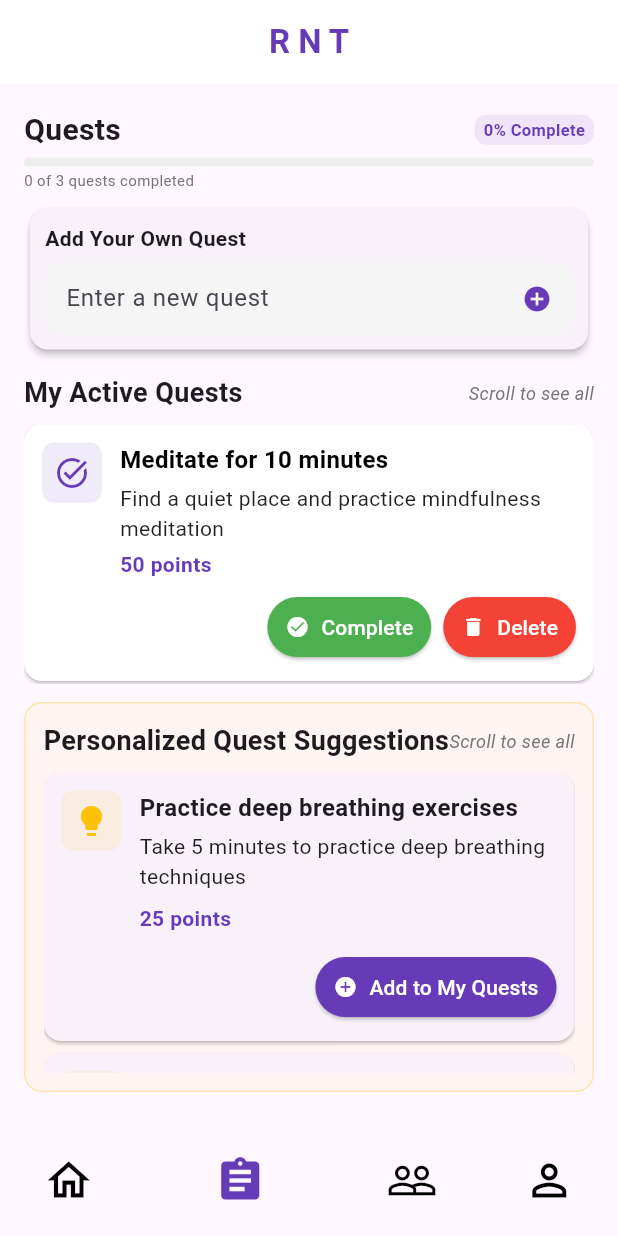
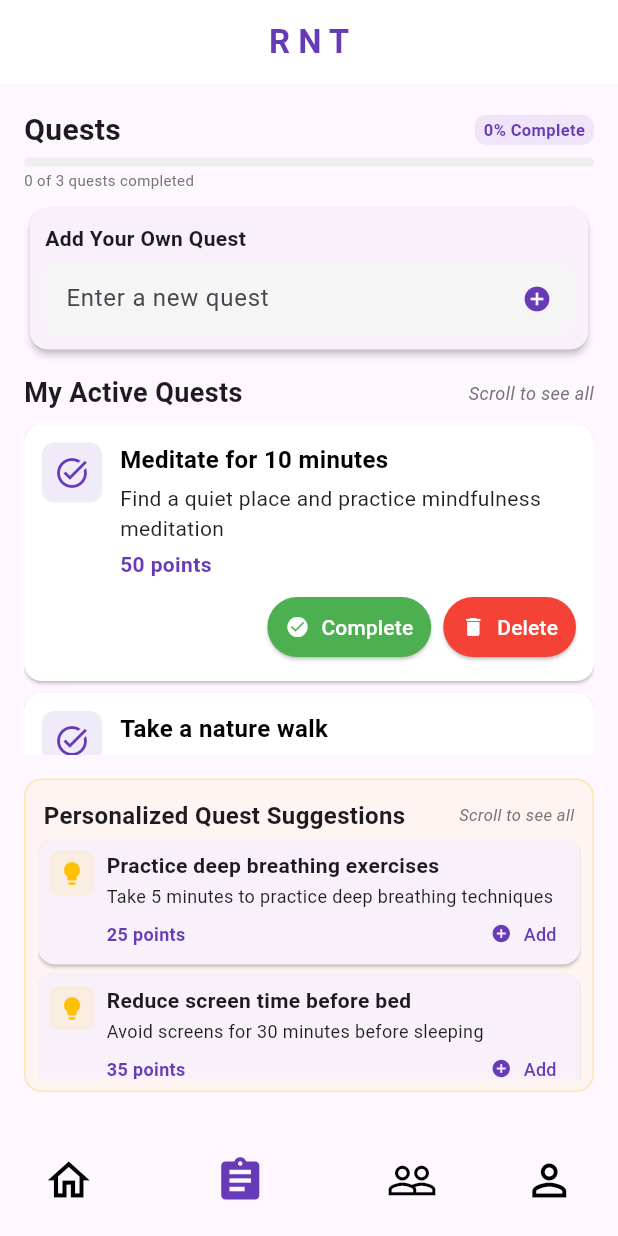
Before and after one commit to ByteCommitter/SustaBit, a Flutter app: the screen it shows after launch, item 2 of the bottom bar chosen, on a phone screen of 412 x 824 dp. Run offline on Flutter 3.47's test engine with Material 3 defaults, Android fonts, the phone set to English and light mode, and no system bars; our stand-ins replace cloud_firestore, firebase_auth, firebase_core, font_awesome_flutter, get, google_sign_in; accounts and stored records are empty.

Commit message:
Quests Page v2

```diff
--- a/lib/pages/Quests/quest_page.dart
+++ b/lib/pages/Quests/quest_page.dart
@@ -189,26 +189,23 @@ class _QuestPageState extends State<QuestPage> {
               },
               child: const Text('Just Complete'),
             ),
-            TextButton(
+            ElevatedButton(  // Changed from TextButton to ElevatedButton for emphasis
               onPressed: () {
-                // Just mark as complete without sharing
+                // Mark as complete and share
                 setState(() {
                   _activeQuests[questIndex] = _activeQuests[questIndex].copyWith(isCompleted: true);
                 });
                 Navigator.pop(context); // Close dialog
 
-                Get.snackbar(
-                  'Quest Completed',
-                  'Posted on Community! You\'ve earned 30 points!',
-                  snackPosition: SnackPosition.BOTTOM,
-                  backgroundColor: Colors.blue[100],
-                  colorText: Colors.blue[800],
-                  margin: const EdgeInsets.all(16),
-                  borderRadius: 8,
-                  duration: const Duration(seconds: 3),
-                );
+                // Navigate to community page to share accomplishment
+                Get.to(() => CommunityPage(
+                  prefilledPost: "I just completed the quest: ${completedQuest.title}! Share your thoughts and verify my achievement. 🎉",
+                ));
               },
-              child: const Text('Just Complete'),
+              style: ElevatedButton.styleFrom(
+                backgroundColor: Colors.deepPurple,
+              ),
+              child: const Text('Share & Complete'),  // Fixed button text
             ),
           ],
         ),
@@ -359,7 +356,7 @@ class _QuestPageState extends State<QuestPage> {
 
             // List of active quests
             Expanded(
-              flex: 3, // Give more space to active quests
+              flex: 4, // Increased flex to give more space to active quests
               child: _activeQuests.isEmpty
                   ? Center(
                       child: Container(
@@ -401,9 +398,9 @@ class _QuestPageState extends State<QuestPage> {
                     ),
             ),
 
-            const SizedBox(height: 12), // Reduced spacing
+            const SizedBox(height: 16), // Increased spacing to move suggestions box lower
 
-            // Personalized suggestions section - now in a box
+            // Personalized suggestions section - now in a box with reduced height
             Container(
               decoration: BoxDecoration(
                 color: Colors.amber.withOpacity(0.05),
@@ -413,18 +410,21 @@ class _QuestPageState extends State<QuestPage> {
                 ),
                 borderRadius: BorderRadius.circular(12),
               ),
-              padding: const EdgeInsets.all(12),
+              padding: const EdgeInsets.all(8), // Reduced padding to prevent overflow
               child: Column(
+                mainAxisSize: MainAxisSize.min, // Allow column to shrink
                 crossAxisAlignment: CrossAxisAlignment.start,
                 children: [
                   // Header with scroll indicator
-                  Row(
+                  Padding(
+                    padding: const EdgeInsets.only(left: 4, right: 4, top: 4),
+                    child: Row(
                       mainAxisAlignment: MainAxisAlignment.spaceBetween,
                       children: [
                         const Text(
                           'Personalized Quest Suggestions',
                           style: TextStyle(
-                          fontSize: 18,
+                            fontSize: 16, // Reduced font size
                             fontWeight: FontWeight.bold,
                           ),
                         ),
@@ -432,18 +432,19 @@ class _QuestPageState extends State<QuestPage> {
                         Text(
                           'Scroll to see all',
                           style: TextStyle(
-                          fontSize: 12,
+                            fontSize: 11, // Reduced font size
                             color: Colors.grey[600],
                             fontStyle: FontStyle.italic,
                           ),
                         ),
                       ],
                     ),
-                  const SizedBox(height: 8), // Reduced spacing
+                  ),
+                  const SizedBox(height: 4), // Reduced spacing
 
                   // List of personalized suggestions
                   SizedBox(
-                    height: 200, // Fixed height for suggestions section
+                    height: 160, // Reduced fixed height to prevent overflow
                     child: _personalizedQuests.isEmpty
                         ? Center(
                             child: Container(
@@ -473,10 +474,10 @@ class _QuestPageState extends State<QuestPage> {
                           )
                         : ListView.builder(
                             itemCount: _personalizedQuests.length,
-                            padding: const EdgeInsets.only(bottom: 8),
+                            padding: const EdgeInsets.only(bottom: 4), // Reduced padding
                             itemBuilder: (context, index) {
                               final quest = _personalizedQuests[index];
-                              return _buildSuggestionCard(
+                              return _buildCompactSuggestionCard( // Using a more compact card
                                 quest,
                                 onAdd: () => _addSuggestedQuest(quest),
                               );
@@ -688,6 +689,94 @@ class _QuestPageState extends State<QuestPage> {
       ),
     );
   }
+
+  // Build a more compact suggestion card for personalized quests
+  Widget _buildCompactSuggestionCard(Quest quest, {required Function onAdd}) {
+    return Card(
+      margin: const EdgeInsets.only(bottom: 6), // Reduced margin
+      elevation: 1, // Reduced elevation
+      child: Padding(
+        padding: const EdgeInsets.all(8), // Reduced padding
+        child: Column(
+          crossAxisAlignment: CrossAxisAlignment.start,
+          children: [
+            Row(
+              crossAxisAlignment: CrossAxisAlignment.start,
+              children: [
+                // Quest Icon - made smaller
+                Container(
+                  padding: const EdgeInsets.all(6), // Reduced padding
+                  decoration: BoxDecoration(
+                    color: Colors.amber.withOpacity(0.1),
+                    borderRadius: BorderRadius.circular(6), // Smaller radius
+                  ),
+                  child: const Icon(
+                    Icons.lightbulb,
+                    color: Colors.amber,
+                    size: 18, // Smaller icon
+                  ),
+                ),
+                const SizedBox(width: 8), // Reduced spacing
+
+                // Quest details
+                Expanded(
+                  child: Column(
+                    crossAxisAlignment: CrossAxisAlignment.start,
+                    children: [
+                      Text(
+                        quest.title,
+                        style: const TextStyle(
+                          fontWeight: FontWeight.bold,
+                          fontSize: 14, // Smaller text
+                        ),
+                      ),
+                      const SizedBox(height: 2), // Reduced spacing
+                      Text(
+                        quest.description,
+                        style: const TextStyle(
+                          color: Colors.black87,
+                          fontSize: 12, // Smaller text
+                        ),
+                        maxLines: 2, // Limit to 2 lines
+                        overflow: TextOverflow.ellipsis, // Add ellipsis for overflow
+                      ),
+                      const SizedBox(height: 4), // Reduced spacing
+                      Row(
+                        mainAxisAlignment: MainAxisAlignment.spaceBetween,
+                        children: [
+                          // Points
+                          Text(
+                            '${quest.points} points',
+                            style: const TextStyle(
+                              color: Colors.deepPurple,
+                              fontWeight: FontWeight.bold,
+                              fontSize: 12, // Smaller text
+                            ),
+                          ),
+                          // Add button - more compact
+                          TextButton.icon(
+                            onPressed: () => onAdd(),
+                            icon: const Icon(Icons.add_circle, size: 14),
+                            label: const Text('Add', style: TextStyle(fontSize: 12)),
+                            style: TextButton.styleFrom(
+                              foregroundColor: Colors.deepPurple,
+                              padding: const EdgeInsets.symmetric(horizontal: 8, vertical: 4),
+                              minimumSize: Size.zero, // Allow smaller size
+                              tapTargetSize: MaterialTapTargetSize.shrinkWrap, // Smaller tap target
+                            ),
+                          ),
+                        ],
+                      ),
+                    ],
+                  ),
+                ),
+              ],
+            ),
+          ],
+        ),
+      ),
+    );
+  }
 }
 
 // Quest model
```
Lines whose indentation alone changed are shown as unchanged.
